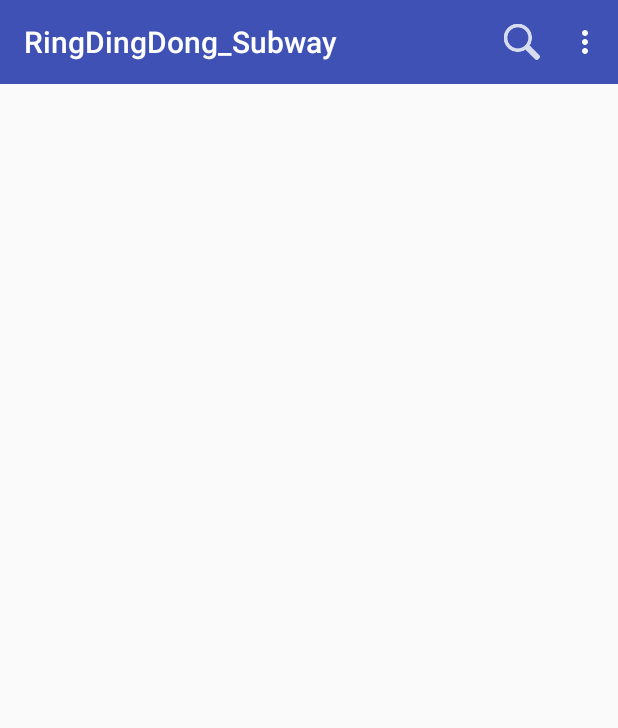
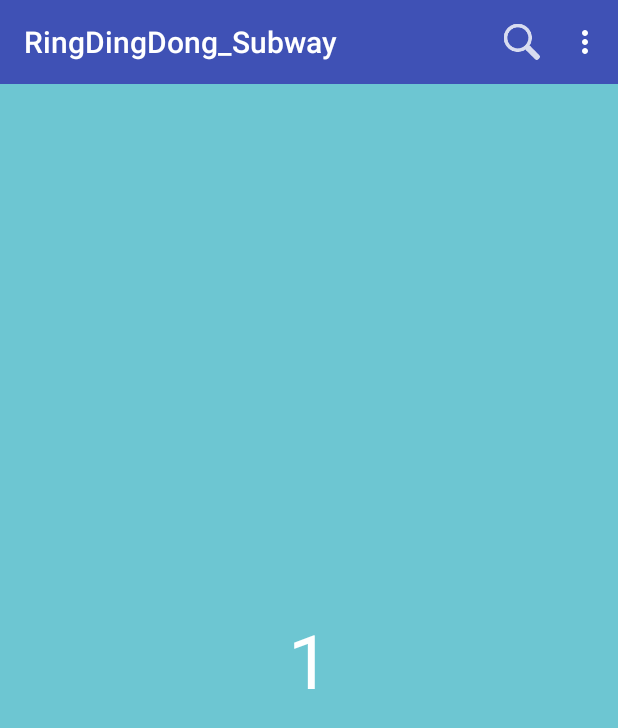
Before and after one commit to yhk1038/RingDingDong_Subway, an Android app: the screen it shows after launch (MainActivity), on a phone screen of 412 x 824 dp. Shown: the top 728 px of the screen. Run offline under Robolectric (Android 15) with nearby library versions, the phone set to English and light mode, and no system bars; 4 statements that could not run were skipped.

```diff
--- a/app/src/main/java/com/example/user_/myapplication/MainActivity.java
+++ b/app/src/main/java/com/example/user_/myapplication/MainActivity.java
@@ -1,6 +1,11 @@
 package com.example.user_.myapplication;
 
+import android.support.v4.app.Fragment;
+import android.support.v4.app.FragmentManager;
 import android.os.Bundle;
+import android.support.design.widget.TabLayout;
+import android.support.v4.app.FragmentPagerAdapter;
+import android.support.v4.view.ViewPager;
 import android.support.v7.app.AppCompatActivity;
 import android.support.v7.widget.Toolbar;
 import android.view.Menu;
@@ -10,10 +15,27 @@ public class MainActivity extends AppCompatActivity {
 
     private Toolbar mToolbar;
 
+    int MAX_PAGE=3;                             //View Pager의 총 페이지 갯수를 나타내는 변수 선언
+    Fragment cur_fragment=new Fragment();       //현재 Viewpager가 가리키는 Fragment를 받을 변수 선언
+
+
+
+
+
+
     @Override
     protected void onCreate(Bundle savedInstanceState) {
         super.onCreate(savedInstanceState);
         setContentView(R.layout.activity_main);
+
+        ViewPager viewPager=(ViewPager)findViewById(R.id.viewPager);        //Viewpager 선언 및 초기화
+        viewPager.setAdapter(new adapter(getSupportFragmentManager()));     //선언한 viewpager에 adapter를 연결
+
+        TabLayout tabLayout = (TabLayout)findViewById(R.id.sliding_tabs);
+        tabLayout.addTab(tabLayout.newTab().setText("Tab One"));
+        tabLayout.addTab(tabLayout.newTab().setText("Tab Two"));
+        tabLayout.addTab(tabLayout.newTab().setText("Tab Three"));
+        tabLayout.setupWithViewPager(viewPager);
 
         mToolbar = (Toolbar) findViewById(R.id.toolbar);
 
@@ -43,4 +65,38 @@ public class MainActivity extends AppCompatActivity {
 
         return super.onOptionsItemSelected(item);
     }
+
+
+
+
+
+
+
+    private class adapter extends FragmentPagerAdapter {        //adapter클래스
+        public adapter(FragmentManager fm) {
+            super(fm);
+        }
+        @Override
+        public Fragment getItem(int position) {
+            if(position<0 || MAX_PAGE<=position)        //가리키는 페이지가 0 이하거나 MAX_PAGE보다 많을 시 null로 리턴
+                return null;
+            switch (position){                          //포지션에 맞는 Fragment찾아서 cur_fragment변수에 대입
+                case 0:
+                    cur_fragment=new page_1();
+                    break;
+                case 1:
+                    cur_fragment=new page_2();
+                    break;
+                case 2:
+                    cur_fragment=new page_3();
+                    break;
+            }
+            return cur_fragment;
+        }
+        @Override
+        public int getCount() {
+            return MAX_PAGE;
+        }
+    }
+
 }
--- /dev/null
+++ b/app/src/main/java/com/example/user_/myapplication/page_1.java
@@ -0,0 +1,29 @@
+package com.example.user_.myapplication;
+
+import android.graphics.drawable.ColorDrawable;
+import android.os.Bundle;
+import android.view.LayoutInflater;
+import android.view.View;
+import android.view.ViewGroup;
+import android.widget.LinearLayout;
+import android.widget.TextView;
+
+public class page_1 extends android.support.v4.app.Fragment {
+    @Override
+    public void onCreate(Bundle savedInstanceState) {
+        super.onCreate(savedInstanceState);
+    }
+
+    @Override
+    public View onCreateView(LayoutInflater inflater, ViewGroup container, Bundle savedInstanceState) {
+
+        LinearLayout linearLayout=(LinearLayout)inflater.inflate(R.layout.pagerbody,container,false);
+
+        LinearLayout background=(LinearLayout)linearLayout.findViewById(R.id.background);
+        TextView page_num=(TextView)linearLayout.findViewById(R.id.page_num);
+        page_num.setText(String.valueOf(1));
+        background.setBackground(new ColorDrawable(0xff6dc6d2));
+
+        return linearLayout;
+    }
+}
--- /dev/null
+++ b/app/src/main/java/com/example/user_/myapplication/page_2.java
@@ -0,0 +1,29 @@
+package com.example.user_.myapplication;
+
+import android.graphics.drawable.ColorDrawable;
+import android.os.Bundle;
+import android.view.LayoutInflater;
+import android.view.View;
+import android.view.ViewGroup;
+import android.widget.LinearLayout;
+import android.widget.TextView;
+
+public class page_2 extends android.support.v4.app.Fragment {
+    @Override
+    public void onCreate(Bundle savedInstanceState) {
+        super.onCreate(savedInstanceState);
+    }
+
+    @Override
+    public View onCreateView(LayoutInflater inflater, ViewGroup container, Bundle savedInstanceState) {
+
+        LinearLayout linearLayout=(LinearLayout)inflater.inflate(R.layout.pagerbody,container,false);
+
+        LinearLayout background=(LinearLayout)linearLayout.findViewById(R.id.background);
+        TextView page_num=(TextView)linearLayout.findViewById(R.id.page_num);
+        page_num.setText(String.valueOf(2));
+        background.setBackground(new ColorDrawable(0xff26abb5));
+
+        return linearLayout;
+    }
+}
--- a/app/src/main/res/layout/activity_main.xml
+++ b/app/src/main/res/layout/activity_main.xml
@@ -15,6 +15,11 @@
             android:id="@+id/toolbar"
             layout="@layout/toolbar" />
 
+        <android.support.v4.view.ViewPager
+            android:id="@+id/viewPager"
+            android:layout_width="match_parent"
+            android:layout_height="match_parent"/>
+
     </LinearLayout>
 
 
--- /dev/null
+++ b/app/src/main/res/layout/pagerbody.xml
@@ -0,0 +1,21 @@
+<?xml version="1.0" encoding="utf-8"?>
+<LinearLayout
+    xmlns:android="http://schemas.android.com/apk/res/android"
+    android:orientation="vertical"
+    android:layout_width="match_parent"
+    android:layout_height="match_parent"
+    android:layout_gravity="center">
+    <LinearLayout
+        android:id="@+id/background"
+        android:layout_width="match_parent"
+        android:layout_height="match_parent"
+        android:orientation="horizontal"
+        android:gravity="center">
+        <TextView
+            android:layout_width="wrap_content"
+            android:layout_height="wrap_content"
+            android:id="@+id/page_num"
+            android:textSize="50dp"
+            android:textColor="#FFFFFF"/>
+    </LinearLayout>
+</LinearLayout>
```
Also changed, not shown: app/src/main/java/com/example/user_/myapplication/page_3.java (added, +29 -0 lines), app/src/main/res/layout/fragment_main.xml (+6 -5 lines), app/src/main/res/layout/tablayout.xml (added, +12 -0 lines), app/src/main/res/drawable/seoulmetro2015.jpg (added).
